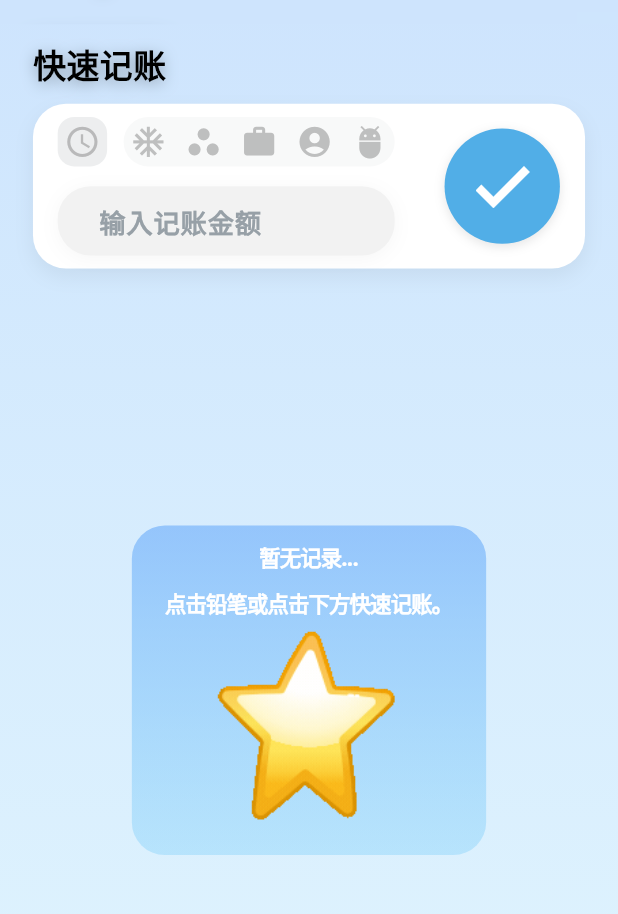
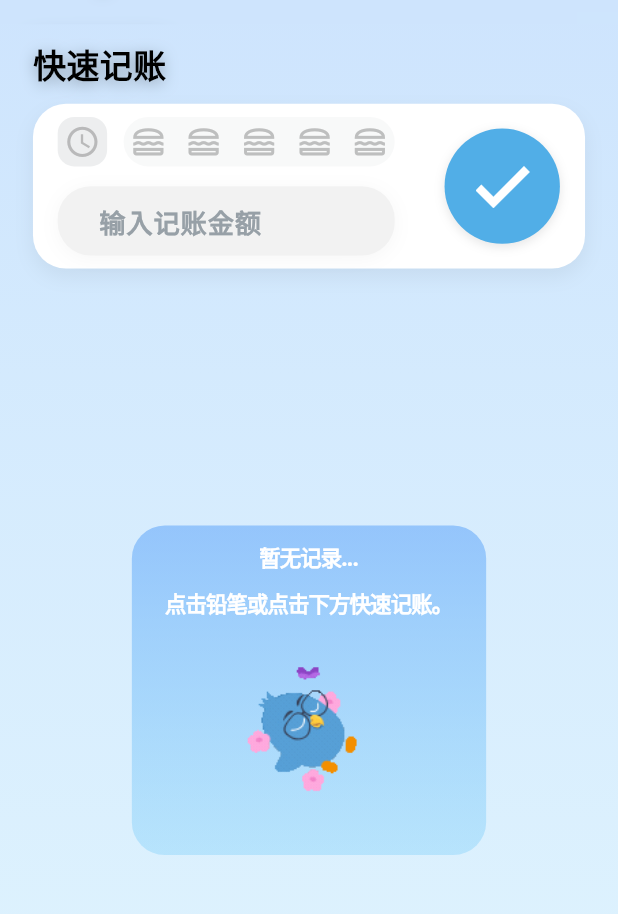
Before and after one commit to palrd/Baynooote, a Flutter app: the screen it shows after launch, on a phone screen of 412 x 824 dp, the part 124-1038 px from its top. Run offline on Flutter 3.47's test engine with Material 3 defaults, Android fonts, the light colour scheme and no system bars.

Commit message:
快速记账中类型选择icon和选择器的动画优化

```diff
--- a/lib/features/ledger/data/models/ledger_choice_type_items.dart
+++ b/lib/features/ledger/data/models/ledger_choice_type_items.dart
@@ -5,10 +5,10 @@ class LedgerChoiceTypeItems {
   ///对外暴露
   static final List<IconData> icons = [
     Icons.access_time,
-    Icons.ac_unit_outlined,
-    Icons.workspaces,
-    Icons.work_rounded,
-    Icons.account_circle_sharp,
-    Icons.adb_outlined,
+    Icons.lunch_dining_outlined,
+    Icons.lunch_dining_outlined,
+    Icons.lunch_dining_outlined,
+    Icons.lunch_dining_outlined,
+    Icons.lunch_dining_outlined,
   ];
 }
--- a/lib/features/ledger/presentetion/view_models/quick_input_animation_active_state.dart
+++ b/lib/features/ledger/presentetion/view_models/quick_input_animation_active_state.dart
@@ -18,7 +18,6 @@ class QuickAnimationActiveState extends ChangeNotifier {
   ///提供setter
   void ChangeTypeChoiceBarActiveState(bool state) {
     _typeChoiceBarActiveState = state;
-    print("我被更新了");
     notifyListeners();
   }
 
--- a/lib/features/ledger/presentetion/widgets/ledger_data_active_place/ledger_noneData_placeholder.dart
+++ b/lib/features/ledger/presentetion/widgets/ledger_data_active_place/ledger_noneData_placeholder.dart
@@ -70,7 +70,7 @@ class _AnimatedIconState extends State<AnimatedIcon> {
       child: Container(
         padding: EdgeInsets.all(5.sw),
         alignment: Alignment.center,
-        child: Image.asset("assets/images/StarAnimation.gif"),
+        child: Image.asset("assets/images/Sleeping.gif"),
       ),
     );
   }
--- a/lib/features/ledger/presentetion/widgets/ledger_quick_input/animation_theChoicer.dart
+++ b/lib/features/ledger/presentetion/widgets/ledger_quick_input/animation_theChoicer.dart
@@ -1,5 +1,6 @@
 import 'package:baynooote/features/ledger/di/ledger_module.dart';
 
+///TODO 将watch用法改成Selector
 ///该组件就是选择示意的组件
 ///它的作用是用来示意哪一个类型被选中了
 ///长宽由它的目标组件确定
@@ -40,6 +41,7 @@ class _TheChoicerState extends State<TheChoicer> with TickerProviderStateMixin {
 
     ///调用一次
     _initAnimation();
+
   }
 
   void _initAnimation() {
@@ -91,24 +93,24 @@ class _TheChoicerState extends State<TheChoicer> with TickerProviderStateMixin {
     );
   }
 
-
-
   @override
   Widget build(BuildContext context) {
-    final vm = context.watch<QuickAnimationActiveState>();
-
+    return Selector<QuickAnimationActiveState, bool>(
+      builder: (context, typeChoiceBarActiveState, _) {
         ///判定动画状态
-    if (vm.typeChoiceBarActiveState) {
+        if (typeChoiceBarActiveState) {
           _controller.forward();
         } else {
           _controller.reverse();
         }
-
         return AnimatedBuilder(
           animation: _controller,
           builder: (context, _) {
             return _animationBuilderContainer();
           },
+        );
+      },
+      selector: (context, vm) => vm.typeChoiceBarActiveState,
     );
   }
 
--- a/lib/features/ledger/presentetion/widgets/ledger_quick_input/ledger_quick_input.dart
+++ b/lib/features/ledger/presentetion/widgets/ledger_quick_input/ledger_quick_input.dart
@@ -11,6 +11,7 @@ class LedgerQuickInput extends StatelessWidget {
 
   @override
   Widget build(BuildContext context) {
+
     ///最外层container用于设定上外边距
     return Container(
       margin: EdgeInsets.only(top: 100.sw),
--- a/lib/features/ledger/presentetion/widgets/ledger_quick_input/quick_input_card.dart
+++ b/lib/features/ledger/presentetion/widgets/ledger_quick_input/quick_input_card.dart
@@ -42,6 +42,7 @@ class inputSection extends StatelessWidget {
 
   @override
   Widget build(BuildContext context) {
+
     ///因为要分左右区域所以使用Expanded
     return Expanded(
       flex: 7,
--- a/lib/features/ledger/presentetion/widgets/ledger_quick_input/type_choice_item.dart
+++ b/lib/features/ledger/presentetion/widgets/ledger_quick_input/type_choice_item.dart
@@ -3,12 +3,12 @@ import 'package:baynooote/features/ledger/di/ledger_module.dart';
 
 ////可选择的单个icon
 class TypeChoiceItem extends StatefulWidget {
-  late IconData iconName;
-  late int index;
-  late bool isUseOpcityContainer;
-  late bool isTime;
+  final IconData iconName;
+  final int index;
+  final bool isUseOpcityContainer;
+  final bool isTime;
 
-  TypeChoiceItem({
+  const TypeChoiceItem({
     required this.iconName,
     required this.index,
     this.isTime = false,
@@ -25,56 +25,33 @@ class TypeChoiceItem extends StatefulWidget {
 ///1.被点击时，icon的透明度改变
 ///2.被点击时，icon的背景色展示又消失
 class _TypeChoiceItemState extends State<TypeChoiceItem>
-    with TickerProviderStateMixin {
+    with SingleTickerProviderStateMixin {
   ///用来管理选中背景的控制器
   AnimationController? _controllerInvok;
-  late AnimationController _controllerIconOpcity;
 
   ///统一曲线
-  late CurvedAnimation _curvedAnimation1;
-  late CurvedAnimation _curvedAnimation2;
+  late CurvedAnimation _curvedAnimation;
 
   late Animation<double> _opacityAnimation;
-
-  /// 控制背景
-  late Animation<double> _colorAnimation;
 
   @override
   void initState() {
     super.initState();
-    final vm = context.read<QuickAnimationActiveState>();
 
     ///对两个动画控制器进行初始化
     ///对于这个是否拥有渐隐动画，通过判断是否需要来决定是否初始化，否则浪费资源
     if (widget.isUseOpcityContainer) {
       initInvokAnimationController();
     }
-
-    ///icon就默认使用
-    initIconAnimationController();
-
-    ///手动监听模型中的变化
-    vm.addListener(() {
-      ///做一个判断
-      bool _isChoice = widget.index == vm.selectedIndexActiveState;
-
-      if (_isChoice) {
-        _controllerIconOpcity.forward();
-      } else {
-        if (_controllerIconOpcity.value > 0.0) {
-          _controllerIconOpcity.reverse(from: _controllerIconOpcity.value);
-        }
-      }
-    });
   }
 
   void initInvokAnimationController() {
     _controllerInvok = AnimationController(
       vsync: this,
-      duration: const Duration(milliseconds: 300),
+      duration: const Duration(milliseconds: 250),
     );
 
-    _curvedAnimation1 = CurvedAnimation(
+    _curvedAnimation = CurvedAnimation(
       parent: _controllerInvok!,
       curve: Curves.easeInOutCubic,
     );
@@ -83,7 +60,7 @@ class _TypeChoiceItemState extends State<TypeChoiceItem>
     _opacityAnimation = Tween<double>(
       begin: 0.0,
       end: 1.0,
-    ).animate(_curvedAnimation1);
+    ).animate(_curvedAnimation);
 
     _controllerInvok?.addStatusListener((status) {
       if (_controllerInvok?.status == AnimationStatus.completed) {
@@ -92,43 +69,17 @@ class _TypeChoiceItemState extends State<TypeChoiceItem>
     });
   }
 
-  void initIconAnimationController() {
-    _controllerIconOpcity = AnimationController(
-      vsync: this,
-      duration: Duration(milliseconds: 200),
-    );
-
-    _curvedAnimation2 = CurvedAnimation(
-      parent: _controllerIconOpcity,
-      curve: Curves.easeInOutCubic,
-    );
-
-    ///控制图标透明度
-    _colorAnimation = Tween<double>(
-      begin: 0.5,
-      end: 1.0,
-    ).animate(_curvedAnimation2);
-  }
-
-  @override
-  void dispose() {
-    // TODO: implement dispose
-    super.dispose();
-    _controllerIconOpcity.dispose();
-    _controllerInvok?.dispose();
-  }
-
   @override
   Widget build(BuildContext context) {
     final vm = context.read<QuickAnimationActiveState>();
     return GestureDetector(
       onTap: () {
         _controllerInvok?.forward();
+        if (widget.isTime != vm.typeChoiceBarActiveState) {
+          vm.ChangeTypeChoiceBarActiveState(widget.isTime);
+        }
 
-        ///可能error
-        vm.ChangeTypeChoiceBarActiveState(widget.isTime);
-
-        ///传入index
+        ///更新index
         vm.ChangeSelectedIndexActiveState(widget.index);
       },
       child: itemAnimationBuilder(),
@@ -137,45 +88,44 @@ class _TypeChoiceItemState extends State<TypeChoiceItem>
 
   Widget itemAnimationBuilder() {
     if (widget.isUseOpcityContainer) {
-      return Stack(children: [_Choicer(), _buildIcon()]);
+      return Stack(children: [_choicer(), _buildIcon()]);
     } else {
       return _buildIcon();
     }
   }
 
-  ///整理一下为被选中的icon提高透明度的逻辑
   ///是否执行被选中动画的核心是一个bool值isChoice
   ///这个bool值需要通过对储存在动画中的selectedIndexActiveState和当前index进行对比
   ///当点击时，向vm中调用更新index的方法，使得selectedIndexActiveState等于这个被选中index
   ///接下来判断icon组件内的index和vm中的selecedIndex是否相等
-  ///若结果为真，那么驱动动画向前
-  ///若结果为假，那么驱动动画回溯，或保持原始未被选中状态
-  ///问题：
-  ///我注意到，对于单个item，手势检测是仅针对被点击的icon的，所以原先预想的回溯机制行不会被执行
-  ///这个问题的原因是因为执行重构的item只有被选中的才执行，不被选中的则保持状态
+  ///若结果为真，那么1.0
+  ///若结果为假，那么回到0.5，或者保持不动
+
   Widget _buildIcon() {
-    return AnimatedBuilder(
-      animation: _controllerIconOpcity,
-      builder: (context, _) {
     return Container(
       width: 30.sw,
       height: 30.sw,
       decoration: BoxDecoration(borderRadius: BorderRadius.circular(30.sw)),
-          child: Opacity(
-            opacity: _colorAnimation.value,
+      child: Selector<QuickAnimationActiveState, bool>(
+        shouldRebuild: (previous, next) => previous != next,
+        builder: (_, isChoice, _) {
+          return AnimatedOpacity(
+            opacity: isChoice ? 1.0 : 0.5,
+            duration: const Duration(milliseconds: 250),
             child: Icon(
               widget.iconName,
               fontWeight: FontWeight.w300,
               size: 22.sw,
               color: AppTheme.typeIconColor,
             ),
-          ),
           );
         },
+        selector: (_, vm) => widget.index == vm.selectedIndexActiveState,
+      ),
     );
   }
 
-  Widget _Choicer() {
+  Widget _choicer() {
     return AnimatedBuilder(
       animation: _controllerInvok!,
       builder: (context, _) {
```
Lines whose indentation alone changed are shown as unchanged.
